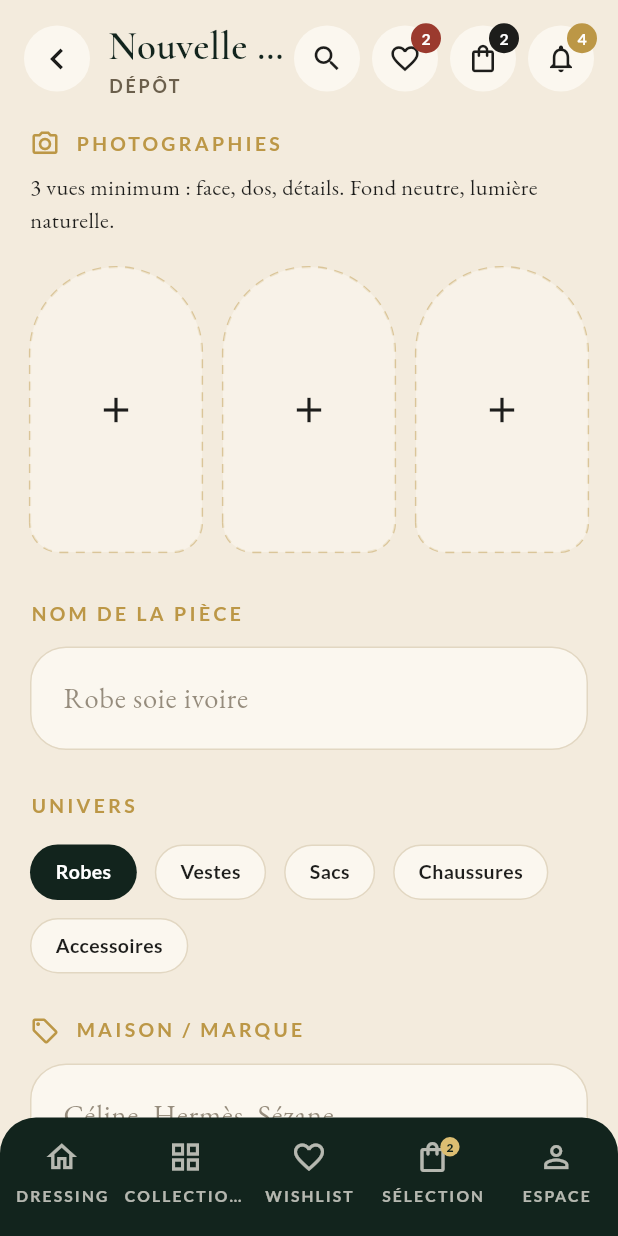
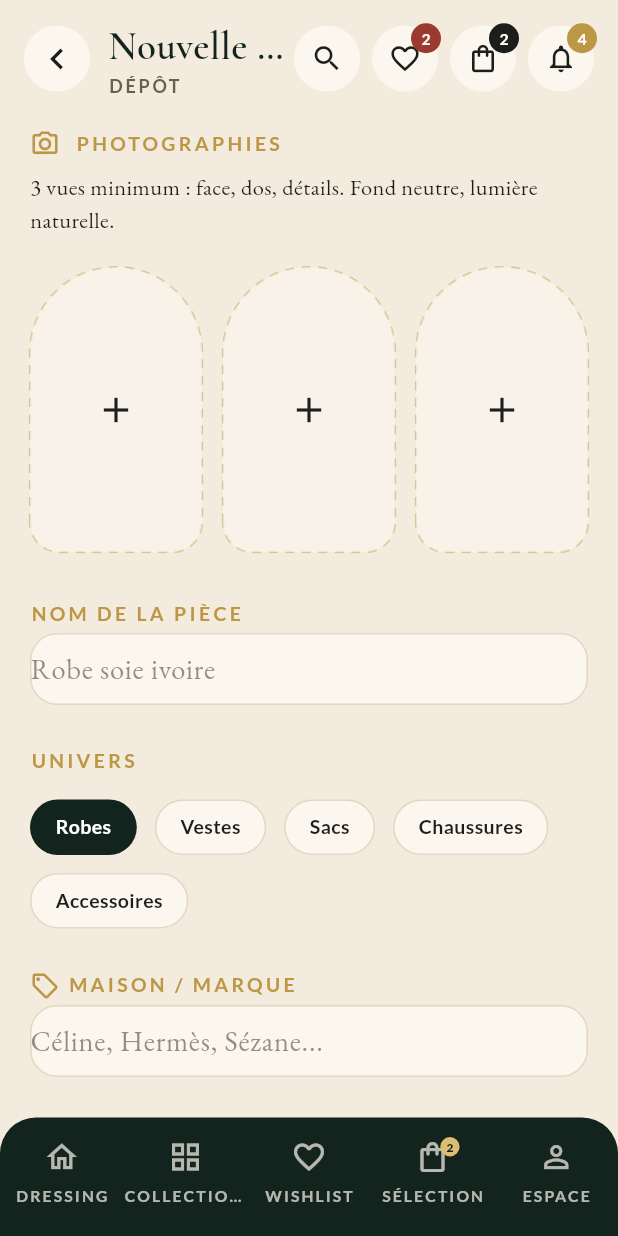
Before and after one commit to GITBMF/Closet_mobile, a Flutter app: the SourceurNouvellePieceScreen screen opened directly, on a phone screen of 412 x 824 dp. Run offline on Flutter 3.47's test engine with Material 3 defaults, Android fonts, the phone set to English and light mode, and no system bars; our stand-ins replace dio, flutter_dotenv, flutter_riverpod, go_router, google_fonts, image_picker and 1 more.

Commit message:
worked on the sourceur feature

```diff
--- a/lib/features/sourceur/inscription/widgets/labeled_field.dart
+++ b/lib/features/sourceur/inscription/widgets/labeled_field.dart
@@ -34,7 +34,7 @@ class LabeledField extends StatelessWidget {
           children: [
             if (icone != null) ...[
               Icon(icone, size: 20, color: ClosetColors.dore),
-              const SizedBox(width: 10),
+              const SizedBox(width: 5),
             ],
             Expanded(
               child: Text(
@@ -44,11 +44,11 @@ class LabeledField extends StatelessWidget {
             ),
           ],
         ),
-        const SizedBox(height: 12),
+        const SizedBox(height: 3),
         DecoratedBox(
           decoration: BoxDecoration(
             color: ClosetColors.creme,
-            borderRadius: BorderRadius.circular(24),
+            borderRadius: BorderRadius.circular(18),
             border: Border.all(color: ClosetColors.bordure),
           ),
           child: TextField(
@@ -62,10 +62,10 @@ class LabeledField extends StatelessWidget {
               hintText: hint,
               hintStyle: ClosetTextStyles.saisieHint,
               border: InputBorder.none,
-              contentPadding: const EdgeInsets.symmetric(
-                horizontal: 22,
-                vertical: 20,
-              ),
+              // contentPadding: const EdgeInsets.symmetric(
+              //   horizontal: 22,
+              //   vertical: 20,
+              // ),
             ),
           ),
         ),
--- a/lib/features/sourceur/nouvelle/sourceur_nouvelle_piece_screen.dart
+++ b/lib/features/sourceur/nouvelle/sourceur_nouvelle_piece_screen.dart
@@ -1,4 +1,7 @@
+import 'dart:io';
+
 import 'package:flutter/material.dart';
+import 'package:image_picker/image_picker.dart';
 
 import '../../../core/theme/closet_colors.dart';
 import '../../../core/theme/closet_text_styles.dart';
@@ -40,6 +43,9 @@ class _SourceurNouvellePieceScreenState
   String _taille = 'M';
   String _etat = 'Excellent état';
 
+  final List<XFile?> _photos = [null, null, null];
+  final ImagePicker _picker = ImagePicker();
+
   @override
   void dispose() {
     _nomController.dispose();
@@ -53,7 +59,23 @@ class _SourceurNouvellePieceScreenState
       _nomController.text.trim().isNotEmpty &&
       _marqueController.text.trim().isNotEmpty &&
       _prixController.text.trim().isNotEmpty &&
-      _descriptionController.text.trim().isNotEmpty;
+      _descriptionController.text.trim().isNotEmpty &&
+      _photos.any((p) => p != null);
+
+  Future<void> _pickImage(int index) async {
+    final XFile? image = await _picker.pickImage(source: ImageSource.gallery);
+    if (image != null) {
+      setState(() {
+        _photos[index] = image;
+      });
+    }
+  }
+
+  void _supprimerImage(int index) {
+    setState(() {
+      _photos[index] = null;
+    });
+  }
 
   void _envoyerAuComite() {
     // TODO: brancher l'envoi du dépôt au comité quand le backend
@@ -197,9 +219,13 @@ class _SourceurNouvellePieceScreenState
           children: [
             for (var i = 0; i < 3; i++) ...[
               if (i > 0) const SizedBox(width: 14),
-              Expanded(child: _EmplacementPhoto(onTap: () {
-                // TODO: ouvrir le sélecteur de photos (image_picker).
-              })),
+              Expanded(
+                child: _EmplacementPhoto(
+                  fichier: _photos[i],
+                  onTap: () => _pickImage(i),
+                  onDelete: () => _supprimerImage(i),
+                ),
+              ),
             ],
           ],
         ),
@@ -234,9 +260,15 @@ class _SourceurNouvellePieceScreenState
 
 /// Emplacement de photo en arche avec bordure pointillée et « + ».
 class _EmplacementPhoto extends StatelessWidget {
-  const _EmplacementPhoto({required this.onTap});
+  const _EmplacementPhoto({
+    required this.onTap,
+    this.fichier,
+    this.onDelete,
+  });
 
   final VoidCallback onTap;
+  final XFile? fichier;
+  final VoidCallback? onDelete;
 
   static const _forme = BorderRadius.vertical(
     top: Radius.circular(70),
@@ -245,6 +277,38 @@ class _EmplacementPhoto extends StatelessWidget {
 
   @override
   Widget build(BuildContext context) {
+    if (fichier != null) {
+      return Stack(
+        clipBehavior: Clip.none,
+        children: [
+          ClipRRect(
+            borderRadius: _forme,
+            child: Image.file(
+              File(fichier!.path),
+              height: 190,
+              width: double.infinity,
+              fit: BoxFit.cover,
+            ),
+          ),
+          Positioned(
+            top: -8,
+            right: -8,
+            child: GestureDetector(
+              onTap: onDelete,
+              child: Container(
+                padding: const EdgeInsets.all(4),
+                decoration: const BoxDecoration(
+                  color: ClosetColors.noir,
+                  shape: BoxShape.circle,
+                ),
+                child: const Icon(Icons.close, size: 16, color: ClosetColors.ivoire),
+              ),
+            ),
+          ),
+        ],
+      );
+    }
+
     return BordurePointillee(
       borderRadius: _forme,
       couleur: ClosetColors.dore.withValues(alpha: 0.45),
```
Also changed, not shown: lib/core/router/app_router.dart (+32 -0 lines), lib/features/cliente/espace/espace_screen.dart (+17 -2 lines), lib/features/sourceur/inscription/sourceur_inscription_screen.dart (+21 -2 lines), lib/main.dart (+10 -1 lines), pubspec.lock.
